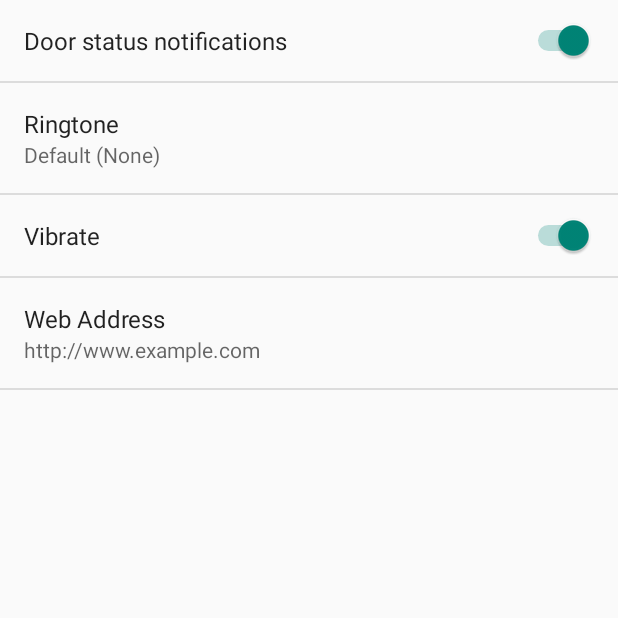
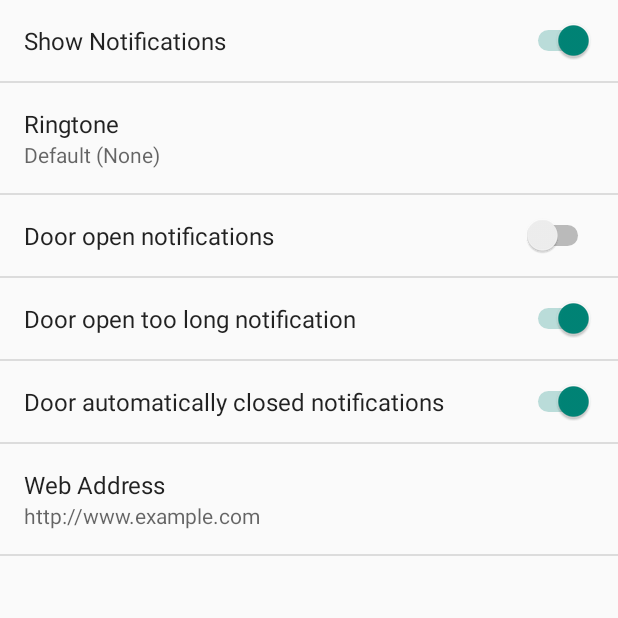
Before and after one commit to Rabadaf/Garage-O-Matic, an Android app: the screen it shows after launch (SettingsActivity), in the options menu, after a tap on "Settings", on a phone screen of 412 x 824 dp, the top half of it. Run offline under Robolectric (Android 15) with nearby library versions, the phone set to English and light mode, and no system bars; network calls fail.

Commit message:
Lots of changes

```diff
--- a/app/src/main/java/arkenterprises/garage_o_matic/LoginActivity.java
+++ b/app/src/main/java/arkenterprises/garage_o_matic/LoginActivity.java
@@ -8,6 +8,7 @@ import android.support.design.widget.FloatingActionButton;
 import android.support.design.widget.Snackbar;
 import android.support.v7.app.AppCompatActivity;
 import android.support.v7.widget.Toolbar;
+import android.util.Log;
 import android.view.KeyEvent;
 import android.view.Menu;
 import android.view.MenuInflater;
@@ -27,8 +28,7 @@ import java.util.Map;
 
 public class LoginActivity extends AppCompatActivity {
 
-//    public final static String EXTRA_USERNAME = "arkenterprises.garage_o_matic.USERNAME";
-//    public final static String EXTRA_PASSWORD = "arkenterprises.garage_o_matic.PASSWORD";
+    private static final String TAG = "LoginActivity";
 
     @Override
     protected void onCreate(Bundle savedInstanceState) {
@@ -37,18 +37,18 @@ public class LoginActivity extends AppCompatActivity {
         Toolbar toolbar = (Toolbar) findViewById(R.id.toolbar);
         setSupportActionBar(toolbar);
 
+        // Get preferences from specific file
         SharedPreferences sharedPref = this.getSharedPreferences(getString(R.string.preference_file_key),
                 Context.MODE_PRIVATE);
 
         String savedUsername = sharedPref.getString(getString(R.string.username_hint), null);
         String savedPassword = sharedPref.getString(getString(R.string.password_hint), null);
-        System.out.println("Login Activity check 1: " + savedUsername);
-        System.out.println("Login Activity check 1: " + savedPassword);
+        Log.i(TAG, "savedUsername: " + savedUsername);
+        Log.i(TAG, "savedPassword: " + savedPassword);
 
+        // If both username and password were retrieved, move on immediately
         if (savedUsername != null && savedPassword != null) {
             Intent intent = new Intent(this, MainActivity.class);
-//            intent.putExtra(EXTRA_USERNAME, savedUsername);
-//            intent.putExtra(EXTRA_PASSWORD, savedPassword);
             startActivity(intent);
         }
 
@@ -87,14 +87,7 @@ public class LoginActivity extends AppCompatActivity {
         editor.putString(getString(R.string.password_hint), password);
         editor.apply();
 
-//        String savedUsername = sharedPref.getString(getString(R.string.username_hint), "Not found");
-//        String savedPassword = sharedPref.getString(getString(R.string.password_hint), "Not found");
-//        System.out.println(savedUsername);
-//        System.out.println(savedPassword);
-
         Intent intent = new Intent(this, MainActivity.class);
-//        intent.putExtra(EXTRA_USERNAME, username);
-//        intent.putExtra(EXTRA_PASSWORD, password);
         startActivity(intent);
     }
 
@@ -113,19 +106,12 @@ public class LoginActivity extends AppCompatActivity {
                         Context.MODE_PRIVATE);
                 SharedPreferences.Editor editor = sharedPref.edit();
 
-                String savedUsername = sharedPref.getString(getString(R.string.username_hint), null);
-                String savedPassword = sharedPref.getString(getString(R.string.password_hint), null);
-                System.out.println("Logout clicked 1: " + savedUsername);
-                System.out.println("Logout clicked 1: " + savedPassword);
+//                String savedUsername = sharedPref.getString(getString(R.string.username_hint), null);
+//                String savedPassword = sharedPref.getString(getString(R.string.password_hint), null);
 
                 editor.remove(getString(R.string.username_hint));
                 editor.remove(getString(R.string.password_hint));
                 editor.commit();
-
-                savedUsername = sharedPref.getString(getString(R.string.username_hint), null);
-                savedPassword = sharedPref.getString(getString(R.string.password_hint), null);
-                System.out.println("Logout clicked 2: " + savedUsername);
-                System.out.println("Logout clicked 2: " + savedPassword);
 
                 Intent loginIntent = new Intent(this, LoginActivity.class);
                 startActivity(loginIntent);
--- a/app/src/main/java/arkenterprises/garage_o_matic/MainActivity.java
+++ b/app/src/main/java/arkenterprises/garage_o_matic/MainActivity.java
@@ -1,10 +1,13 @@
 package arkenterprises.garage_o_matic;
 
+import android.content.BroadcastReceiver;
 import android.content.Context;
 import android.content.Intent;
+import android.content.IntentFilter;
 import android.content.SharedPreferences;
-import android.os.Handler;
 import android.preference.PreferenceManager;
+import android.support.v4.content.ContextCompat;
+import android.support.v4.content.LocalBroadcastManager;
 import android.support.v7.app.AppCompatActivity;
 import android.os.Bundle;
 import android.support.v7.widget.Toolbar;
@@ -26,33 +29,22 @@ import com.android.volley.toolbox.Volley;
 import com.google.android.gms.common.ConnectionResult;
 import com.google.android.gms.common.GoogleApiAvailability;
 
-import java.text.DateFormat;
-import java.text.SimpleDateFormat;
-import java.util.Date;
 import java.util.HashMap;
 import java.util.Map;
 
-
-// TODO: Add security
-// TODO: Add notifications
-// TODO: Add customization
-// TODO: Make it close automatically at night
-// TODO: update status in background, all the time
-// TODO: close activities correctly
+// TODO: Test on actual phone
+// TODO: Make sure restarting Pi works automatically
 
 public class MainActivity extends AppCompatActivity {
 
     private static TextView statusTextView;
-    private Handler handler;
     private RequestQueue queue;
     private String username;
     private String password;
-    private SharedPreferences settingsPrefs;
     private String baseURL;
-    boolean statusCheckError;
     private static final int PLAY_SERVICES_RESOLUTION_REQUEST = 9000;
     private static final String TAG = "MainActivity";
-//    private static TextView userNameView;
+    TextView connectionTextView;
 
     @Override
     protected void onCreate(Bundle savedInstanceState) {
@@ -61,22 +53,15 @@ public class MainActivity extends AppCompatActivity {
         Toolbar toolbar = (Toolbar) findViewById(R.id.toolbar);
         setSupportActionBar(toolbar);
 
-//        Intent intent = getIntent();
-//        String savedUsername = intent.getStringExtra(LoginActivity.EXTRA_USERNAME);
-//        String savedPassword = intent.getStringExtra(LoginActivity.EXTRA_PASSWORD);
-
         SharedPreferences sharedPref = this.getSharedPreferences(getString(R.string.preference_file_key),
                 Context.MODE_PRIVATE);
         username = sharedPref.getString(getString(R.string.username_hint), null);
         password = sharedPref.getString(getString(R.string.password_hint), null);
-        System.out.println("Main Activity check 1: " + username);
-        System.out.println("Main Activity check 1: " + password);
+        Log.d(TAG, "username: " + username);
+        Log.d(TAG, "password: " + password);
 
-        settingsPrefs = PreferenceManager.getDefaultSharedPreferences(this);
-        baseURL = settingsPrefs.getString(getString(R.string.pref_key_pi_address), "test");
-//        baseURL = settingsPrefs.getString(getString(R.string.pref_key_pi_address), null);
-//        GPIOStatusURL = baseURL + "/GPIO/8/value";
-//        System.out.println("baseURL 1: " + baseURL);
+        SharedPreferences settingsPrefs = PreferenceManager.getDefaultSharedPreferences(this);
+        baseURL = settingsPrefs.getString(getString(R.string.pref_key_pi_address), null);
 
         // Register with GCM, if we have the right play services installed
         if (checkPlayServices()) {
@@ -85,9 +70,19 @@ public class MainActivity extends AppCompatActivity {
             startService(intent);
         }
 
+        LocalBroadcastManager.getInstance(this).registerReceiver(doorOpenReceiver,
+                new IntentFilter("door_status_changed"));
+
         statusTextView = (TextView) findViewById(R.id.statusText);
-//        handler = new Handler();
+        connectionTextView = (TextView) findViewById(R.id.connectionStatusText);
         queue = Volley.newRequestQueue(this);
+        checkDoorStatus();
+    }
+
+    public void onResume() {
+        super.onResume();
+
+        // Make sure the door status is current
         checkDoorStatus();
     }
 
@@ -112,54 +107,30 @@ public class MainActivity extends AppCompatActivity {
     public void checkDoorStatus() {
         String GPIOStatusURL = baseURL + "/GPIO/8/value";
 
-//        Response.Listener statusListener = new Response.Listener<String>() {
-//            @Override
-//            public void onResponse(String response) {
-////            System.out.println(response);
-//                // TODO: Make background color change
-//                String statusText;
-//                if (response.equals("1")) {
-//                    statusText = "Closed";
-//                }
-//                else {
-//                    statusText = "Open";
-//                }
-//                statusTextView.setText(statusText);
-//                queue.add(getRelayStatus);
-//            }
-//        };
-//
-//        Response.ErrorListener statusErrorListener = new Response.ErrorListener() {
-//            @Override
-//            public void onErrorResponse(VolleyError error) {
-//                System.out.println("Something Went Wrong");
-//                error.printStackTrace();
-//            }
-//        };
-
-
         final StringRequest getDoorStatus = new StringRequest(Request.Method.GET, GPIOStatusURL, new Response.Listener<String>() {
             @Override
             public void onResponse(String response) {
-                System.out.println(response);
-                // TODO: Make background color change
+                Log.i(TAG, "Door Status Response: " + response);
                 String statusText;
+                int backColor;
                 if (response.equals("1")) {
                     statusText = "Closed";
+                    backColor = ContextCompat.getColor(getBaseContext(), R.color.colorBackgroundClosed);
                 }
                 else {
                     statusText = "Open";
+                    backColor = ContextCompat.getColor(getBaseContext(), R.color.colorBackgroundOpen);
                 }
                 statusTextView.setText(statusText);
-//                System.out.println(getRelayStatus);
-//                queue.add(getDoorStatus);
+                statusTextView.setBackgroundColor(backColor);
+                connectionTextView.setText("");
             }
         }, new Response.ErrorListener() {
             @Override
             public void onErrorResponse(VolleyError error) {
-                System.out.println("Something Went Wrong");
+                Log.e(TAG, "Something Went Wrong");
                 error.printStackTrace();
-                statusCheckError = true;
+                connectionTextView.setText(R.string.connection_error_message);
             }
         }) {
             @Override
@@ -168,29 +139,8 @@ public class MainActivity extends AppCompatActivity {
             }
         };
 
-//        do {
-            System.out.println(getDoorStatus);
-            queue.add(getDoorStatus);
-//            try {
-//                Thread.sleep(1000);
-//            }
-//            catch(InterruptedException e) {
-//                System.out.println(e);
-//            }
-//        } while (!statusCheckError);
-
-//        final Runnable updateDoorStatus = new Runnable() {
-//            @Override
-//            public void run() {
-////            GPIOStatusURL = baseURL + "/GPIO/8/value";
-////            System.out.println("GPIOStatusURL: " + GPIOStatusURL);
-//                System.out.println(getDoorStatus);
-//                queue.add(getDoorStatus);
-//                handler.postDelayed(updateDoorStatus, 1000);
-//            }
-//        };
-//
-//        handler.postDelayed(updateDoorStatus, 1000);
+        Log.i(TAG, "Door status request: " + getDoorStatus);
+        queue.add(getDoorStatus);
     }
 
     public void toggleDoor(View view) {
@@ -200,15 +150,17 @@ public class MainActivity extends AppCompatActivity {
         Response.Listener postListener = new Response.Listener<String>() {
             @Override
             public void onResponse(String response) {
-                System.out.println(response);
+                Log.d(TAG, "Toggle door response: " + response);
+                connectionTextView.setText("");
             }
         };
 
         Response.ErrorListener postErrorListener = new Response.ErrorListener() {
             @Override
             public void onErrorResponse(VolleyError error) {
-                System.out.println("Something Went Wrong");
+                Log.e(TAG, "Something Went Wrong");
                 error.printStackTrace();
+                connectionTextView.setText(R.string.connection_error_message);
             }
         };
 
@@ -220,19 +172,10 @@ public class MainActivity extends AppCompatActivity {
             }
         };
 
-        System.out.println("PostRelay: " + postRelay);
+        Log.i(TAG, "PostRelay: " + postRelay);
         queue.add(postRelay);
     }
 
-
-    public void sendOpenNotification(View view) {
-        // TODO: send when door actually opens
-        DoorOpenNotification don = new DoorOpenNotification();
-//        String nowString = new DateFormat.getDateTimeInstance().format(new Date());
-        String nowString = new SimpleDateFormat("MM-dd-yyyy HH:mm:ss").format(new Date());
-//        String nowString = "Now";
-        don.notify(this, nowString, 1);
-    }
 
     @Override
     public boolean onOptionsItemSelected(MenuItem item) {
@@ -249,19 +192,12 @@ public class MainActivity extends AppCompatActivity {
                         Context.MODE_PRIVATE);
                 SharedPreferences.Editor editor = sharedPref.edit();
 
-                String savedUsername = sharedPref.getString(getString(R.string.username_hint), null);
-                String savedPassword = sharedPref.getString(getString(R.string.password_hint), null);
-                System.out.println("Logout clicked 1: " + savedUsername);
-                System.out.println("Logout clicked 1: " + savedPassword);
+//                String savedUsername = sharedPref.getString(getString(R.string.username_hint), null);
+//                String savedPassword = sharedPref.getString(getString(R.string.password_hint), null);
 
                 editor.remove(getString(R.string.username_hint));
                 editor.remove(getString(R.string.password_hint));
                 editor.commit();
-
-                savedUsername = sharedPref.getString(getString(R.string.username_hint), null);
-                savedPassword = sharedPref.getString(getString(R.string.password_hint), null);
-                System.out.println("Logout clicked 2: " + savedUsername);
-                System.out.println("Logout clicked 2: " + savedPassword);
 
                 Intent loginIntent = new Intent(this, LoginActivity.class);
                 startActivity(loginIntent);
@@ -295,4 +231,13 @@ public class MainActivity extends AppCompatActivity {
         }
         return true;
     }
+
+    private BroadcastReceiver doorOpenReceiver = new BroadcastReceiver() {
+        @Override
+        public void onReceive(Context context, Intent intent) {
+            String time = intent.getStringExtra("time");
+            Log.i(TAG, "Door status changed message received: " + time);
+            checkDoorStatus();
+        }
+    };
 }
--- a/app/src/main/java/arkenterprises/garage_o_matic/RegistrationIntentService.java
+++ b/app/src/main/java/arkenterprises/garage_o_matic/RegistrationIntentService.java
@@ -64,7 +64,6 @@ public class RegistrationIntentService extends IntentService {
     }
 
     private void sendRegistrationToServer(String token) {
-        //TODO: send to Pi using Webiopi macro
         RequestQueue queue = Volley.newRequestQueue(this);
         SharedPreferences settingsPrefs = PreferenceManager.getDefaultSharedPreferences(this);
         String baseURL = settingsPrefs.getString(getString(R.string.pref_key_pi_address), null);
--- a/app/src/main/java/arkenterprises/garage_o_matic/SettingsActivity.java
+++ b/app/src/main/java/arkenterprises/garage_o_matic/SettingsActivity.java
@@ -145,7 +145,7 @@ public class SettingsActivity extends AppCompatPreferenceActivity {
             // to their values. When their values change, their summaries are
             // updated to reflect the new value, per the Android Design
             // guidelines.
-            bindPreferenceSummaryToValue(findPreference(getString(R.string.pref_key_door_status_ringtone)));
+            bindPreferenceSummaryToValue(findPreference(getString(R.string.pref_key_notification_ringtone)));
             bindPreferenceSummaryToValue(findPreference(getString(R.string.pref_key_pi_address)));
         }
 
--- a/app/src/main/res/layout/activity_main.xml
+++ b/app/src/main/res/layout/activity_main.xml
@@ -60,11 +60,11 @@
             android:layout_width="wrap_content"
             android:layout_height="20dp" />
 
-        <Button
+        <TextView
+            android:id="@+id/connectionStatusText"
             android:layout_width="wrap_content"
             android:layout_height="wrap_content"
-            android:text="@string/button_notify"
-            android:onClick="sendOpenNotification"/>
+            />
 
     </LinearLayout>
 
--- a/app/src/main/res/values/colors.xml
+++ b/app/src/main/res/values/colors.xml
@@ -3,6 +3,8 @@
     <color name="colorPrimary">#3f51b5</color>
     <color name="colorPrimaryDark">#303F9F</color>
     <color name="colorAccent">#FF4081</color>
-    <color name="colorBackgroundClosed">#FF9922</color>
+    <color name="colorBackgroundClosed">#2e7d32</color>
     <color name="colorTextClosed">#000000</color>
+    <color name="colorBackgroundOpen">#ff5722</color>
+    <color name="colorTextOpen">#000000</color>
 </resources>
--- a/app/src/main/res/values/strings.xml
+++ b/app/src/main/res/values/strings.xml
@@ -5,10 +5,17 @@
     <string name="text_status">Closed</string>
     <string name="action_settings">Settings</string>
 
-    <string name="door_open_notification_title_template">Garage Door Open</string>
+    <string name="door_open_notification_title_template">Garage Door Has Opened</string>
+    <string name="door_open_too_long_title_template">Garage Door Open Too Long</string>
+    <string name="door_auto_closed_title_template">Garage Door Closed Automatically</string>
 
     <string name="door_open_notification_text_template">Door opened at %1$s</string>
     <string name="door_open_notification_summary">Garage Door Open</string>
+    <string name="door_open_too_long_text_template">Door opened at %1$s\nDoor has been open for %2$s</string>
+    <string name="door_open_too_long_summary">Garage Door Open Too Long</string>
+    <string name="door_auto_closed_text_template">Door automatically closed at %1$s</string>
+    <string name="door_auto_closed_summary">Garage Door Closed Automatically</string>
+
     <string name="action_share">Share</string>
     <string name="action_reply">Reply</string>
 
@@ -18,15 +25,15 @@
     <string name="title_activity_settings">Settings</string>
 
     <!-- Strings related to Settings -->
-    <string name="pref_title_door_status_notifications">Door status notifications</string>
+    <string name="pref_title_show_notifications">Show Notifications</string>
 
     <string name="pref_title_ringtone">Ringtone</string>
     <string name="pref_ringtone_silent">Silent</string>
 
     <string name="pref_title_vibrate">Vibrate</string>
-    <string name="pref_key_door_status_notifications">door_status_notifications</string>
-    <string name="pref_key_door_status_ringtone">door_status_ringtone</string>
-    <string name="pref_key_door_status_vibrate">door_status_vibrate</string>
+    <string name="pref_key_show_notifications">show_notifications</string>
+    <string name="pref_key_notification_ringtone">notification_ringtone</string>
+    <string name="pref_key_notification_vibrate">notification_vibrate</string>
     <string name="pref_default_pi_address">http://www.example.com</string>
     <string name="pref_key_pi_address">pi_address</string>
     <string name="pref_title_pi_address">Web Address</string>
@@ -34,4 +41,13 @@
 
     <string name="preference_file_key">garage_o_matic_pref_file</string>
     <string name="pref_key_sentTokenToServer">sent_token_to_server</string>
+
+    <string name="connection_error_message">Error connecting to server, notify the Captain immediately!</string>
+    <string name="door_open_intent">door_open_intent</string>
+    <string name="pref_key_door_open_notification">door_open_notification</string>
+    <string name="pref_title_door_open">Door open notifications</string>
+    <string name="pref_key_door_open_too_long_notification">door_open_too_long</string>
+    <string name="pref_title_door_open_too_long">Door open too long notification</string>
+    <string name="pref_key_door_auto_closed_notification">door_auto_closed_notification</string>
+    <string name="pref_title_door_auto_closed">Door automatically closed notifications</string>
 </resources>
--- a/app/src/main/res/xml/pref_all.xml
+++ b/app/src/main/res/xml/pref_all.xml
@@ -4,25 +4,46 @@
          when checked/unchecked. -->
     <SwitchPreference
         android:defaultValue="true"
-        android:key="@string/pref_key_door_status_notifications"
-        android:title="@string/pref_title_door_status_notifications" />
+        android:key="@string/pref_key_show_notifications"
+        android:title="@string/pref_title_show_notifications" />
 
     <!-- Allows the user to choose a ringtone in the 'notification' category. -->
     <!-- NOTE: This preference will be enabled only when the checkbox above is checked. -->
     <!-- NOTE: RingtonePreference's summary should be set to its value by the activity code. -->
     <RingtonePreference
         android:defaultValue="content://settings/system/notification_sound"
-        android:dependency="@string/pref_key_door_status_notifications"
-        android:key="@string/pref_key_door_status_ringtone"
+        android:dependency="@string/pref_key_show_notifications"
+        android:key="@string/pref_key_notification_ringtone"
         android:ringtoneType="notification"
         android:title="@string/pref_title_ringtone" />
 
     <!-- NOTE: This preference will be enabled only when the checkbox above is checked. -->
+    <!--<SwitchPreference-->
+        <!--android:defaultValue="true"-->
+        <!--android:dependency="@string/pref_key_show_notifications"-->
+        <!--android:key="@string/pref_key_notification_vibrate"-->
+        <!--android:title="@string/pref_title_vibrate" />-->
+
+    <!-- NOTE: This preference will be enabled only when the checkbox above is checked. -->
+    <SwitchPreference
+        android:defaultValue="false"
+        android:dependency="@string/pref_key_show_notifications"
+        android:key="@string/pref_key_door_open_notification"
+        android:title="@string/pref_title_door_open" />
+
+    <!-- NOTE: This preference will be enabled only when the checkbox above is checked. -->
     <SwitchPreference
         android:defaultValue="true"
-        android:dependency="@string/pref_key_door_status_notifications"
-        android:key="@string/pref_key_door_status_vibrate"
-        android:title="@string/pref_title_vibrate" />
+        android:dependency="@string/pref_key_show_notifications"
+        android:key="@string/pref_key_door_open_too_long_notification"
+        android:title="@string/pref_title_door_open_too_long" />
+
+    !-- NOTE: This preference will be enabled only when the checkbox above is checked. -->
+    <SwitchPreference
+        android:defaultValue="true"
+        android:dependency="@string/pref_key_show_notifications"
+        android:key="@string/pref_key_door_auto_closed_notification"
+        android:title="@string/pref_title_door_auto_closed" />
 
     <EditTextPreference
         android:defaultValue="@string/pref_default_pi_address"
```
Also changed, not shown: app/src/main/java/arkenterprises/garage_o_matic/DoorOpenNotification.java (+38 -27 lines), app/src/main/java/arkenterprises/garage_o_matic/MyGcmListenerService.java (+53 -8 lines), 1 other file.
